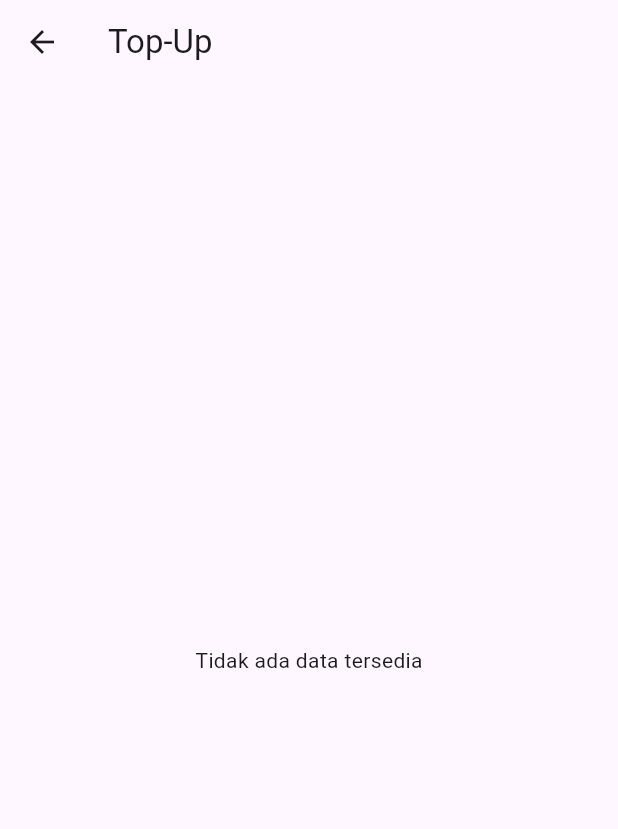
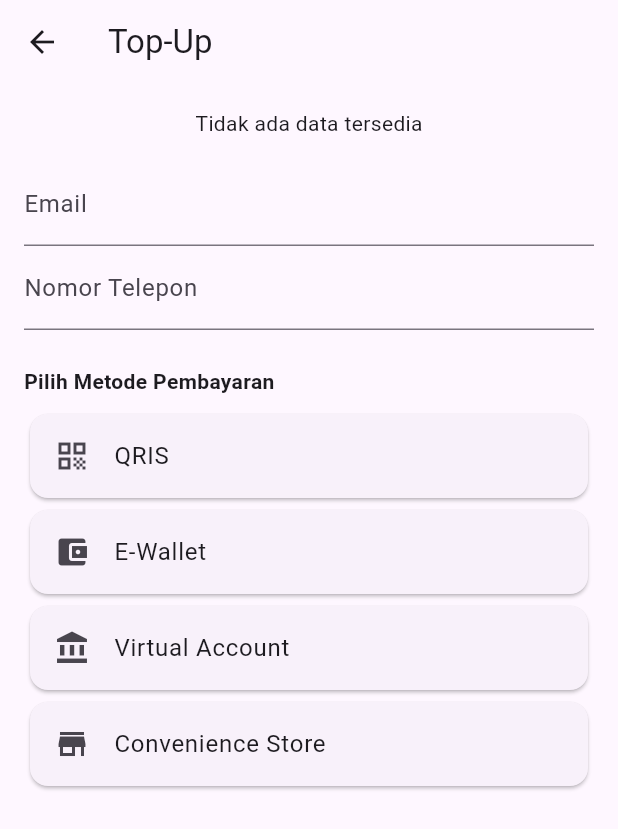
Before and after one commit to HaoD2/top_ups, a Flutter app: the GameDetailPage screen opened directly with empty values, on a phone screen of 412 x 824 dp. Shown: the top 829 px of the screen. Run offline on Flutter 3.47's test engine with Material 3 defaults, Android fonts, the phone set to English and light mode, and no system bars; our stand-ins replace cloud_firestore, equatable, firebase_auth, firebase_core, firebase_database, flutter_riverpod and 3 more; accounts and stored records are empty.

Commit message:
database
fix Database dan beberapa UI baru input pada bagian game detail

```diff
--- a/apps/lib/ui/homeBase/game/gameDetail.dart
+++ b/apps/lib/ui/homeBase/game/gameDetail.dart
@@ -21,80 +21,119 @@ class GameDetailPage extends ConsumerStatefulWidget {
 }
 
 class _GameDetailPageState extends ConsumerState<GameDetailPage> {
-  static const routeName = HomeGame.routeName + '/game';
-  late final Map<String, String> params;
   late final Future<List<BaseProduct>> futureProducts;
-  @override
-  void dispose() {
-    // Reset pilihan game saat keluar dari halaman ini
-    super.dispose();
-  }
+  BaseProduct? selectedProduct;
+  final TextEditingController emailController = TextEditingController();
+  final TextEditingController phoneController = TextEditingController();
 
   @override
   void initState() {
     super.initState();
-    params = {'category': 'Games', 'gameType': widget.gameName};
+    final params = {'category': 'Games', 'gameType': widget.gameName};
     futureProducts = ref.read(productsProvider(params).future);
-    futureProducts.then((products) {
-      print("Products fetched successfully: ${products.length}");
-      for (var product in products) {
-        print("Product: ${product.toString()}");
-      }
-    }).catchError((error, stackTrace) {
-      print("Error fetching products: $error");
-    });
   }
 
   @override
   Widget build(BuildContext context) {
     return Scaffold(
       appBar: AppBar(title: Text("Top-Up ${widget.gameName}")),
-      body: FutureBuilder<List<BaseProduct>>(
+      body: Padding(
+        padding: EdgeInsets.all(16.0),
+        child: Column(
+          crossAxisAlignment: CrossAxisAlignment.start,
+          children: [
+            FutureBuilder<List<BaseProduct>>(
               future: futureProducts,
               builder: (context, snapshot) {
                 if (snapshot.connectionState == ConnectionState.waiting) {
                   return Center(child: CircularProgressIndicator());
-          } else if (snapshot.hasError) {
-            print("❌ UI Error: ${snapshot.error}");
-            return Center(child: Text("Error: ${snapshot.error}"));
-          } else if (!snapshot.hasData || snapshot.data!.isEmpty) {
-            print("⚠️ No Data Available");
+                } else if (snapshot.hasError ||
+                    !snapshot.hasData ||
+                    snapshot.data!.isEmpty) {
                   return Center(child: Text("Tidak ada data tersedia"));
                 }
 
-          print("📌 UI is displaying ${snapshot.data!.length} items");
-
-          return ListView.builder(
-            itemCount: snapshot.data!.length,
-            itemBuilder: (context, index) {
-              final item = snapshot.data![index];
-              print("🛒 UI Displaying: ${item.toString()}");
-
-              return ListTile(
-                title: Text(item.name),
-                subtitle: Text("Rp ${item.price}"),
-                trailing: _buildTrailingWidget(item),
+                return SingleChildScrollView(
+                  child: PopupMenuButton<BaseProduct>(
+                    onSelected: (BaseProduct value) {
+                      setState(() {
+                        selectedProduct = value;
+                      });
+                    },
+                    itemBuilder: (context) {
+                      return snapshot.data!.map((product) {
+                        int totalPrice =
+                            (product.price * 1.1).round(); // Pajak 10%
+                        return PopupMenuItem<BaseProduct>(
+                          value: product,
+                          child: Text(
+                            "${product.name} - ${formatCurrency(totalPrice)} (Termasuk Pajak)",
+                          ),
+                        );
+                      }).toList();
+                    },
+                    child: Container(
+                      padding:
+                          EdgeInsets.symmetric(horizontal: 16, vertical: 12),
+                      decoration: BoxDecoration(
+                        border: Border.all(color: Colors.grey),
+                        borderRadius: BorderRadius.circular(8),
+                      ),
+                      child: Row(
+                        mainAxisAlignment: MainAxisAlignment.spaceBetween,
+                        children: [
+                          Text(selectedProduct != null
+                              ? "${selectedProduct!.name} - ${formatCurrency((selectedProduct!.price * 1.1).round())}"
+                              : "Pilih nominal top-up"),
+                          Icon(Icons.arrow_drop_down),
+                        ],
+                      ),
+                    ),
+                  ),
                 );
               },
-          );
-        },
+            ),
+            SizedBox(height: 16),
+            TextField(
+              controller: emailController,
+              decoration: InputDecoration(labelText: "Email"),
+            ),
+            TextField(
+              controller: phoneController,
+              decoration: InputDecoration(labelText: "Nomor Telepon"),
+              keyboardType: TextInputType.phone,
+            ),
+            SizedBox(height: 24),
+            Text("Pilih Metode Pembayaran",
+                style: TextStyle(fontWeight: FontWeight.bold)),
+            SizedBox(height: 8),
+            _buildPaymentMethods(),
+          ],
+        ),
       ),
     );
   }
 
-  /// Menampilkan informasi tambahan berdasarkan tipe produk
-  Widget _buildTrailingWidget(BaseProduct item) {
-    if (item is GameCurrencyModel) {
-      return Text("${item.amount} + ${item.bonus} Bonus");
-    } else if (item is GamePassModel) {
-      return Text(item.description);
-    } else if (item is VoucherModel) {
-      return Text("Voucher ${item.vendor}");
-    }
-    return SizedBox.shrink();
+  Widget _buildPaymentMethods() {
+    return Column(
+      children: [
+        Card(
+            child: ListTile(leading: Icon(Icons.qr_code), title: Text("QRIS"))),
+        Card(
+            child: ListTile(
+                leading: Icon(Icons.account_balance_wallet),
+                title: Text("E-Wallet"))),
+        Card(
+            child: ListTile(
+                leading: Icon(Icons.account_balance),
+                title: Text("Virtual Account"))),
+        Card(
+            child: ListTile(
+                leading: Icon(Icons.store), title: Text("Convenience Store"))),
+      ],
+    );
   }
 
-  /// Format harga ke mata uang Indonesia
   String formatCurrency(int price) {
     final formatter = NumberFormat.currency(locale: 'id_ID', symbol: 'Rp ');
     return formatter.format(price);
```
Also changed, not shown: apps/lib/ui/homeBase/non-game/detailVoucher.dart (added, +28 -0 lines), backend_tu/database.json (+51 -51 lines), 1 other file. Lines whose indentation alone changed are shown as unchanged.
